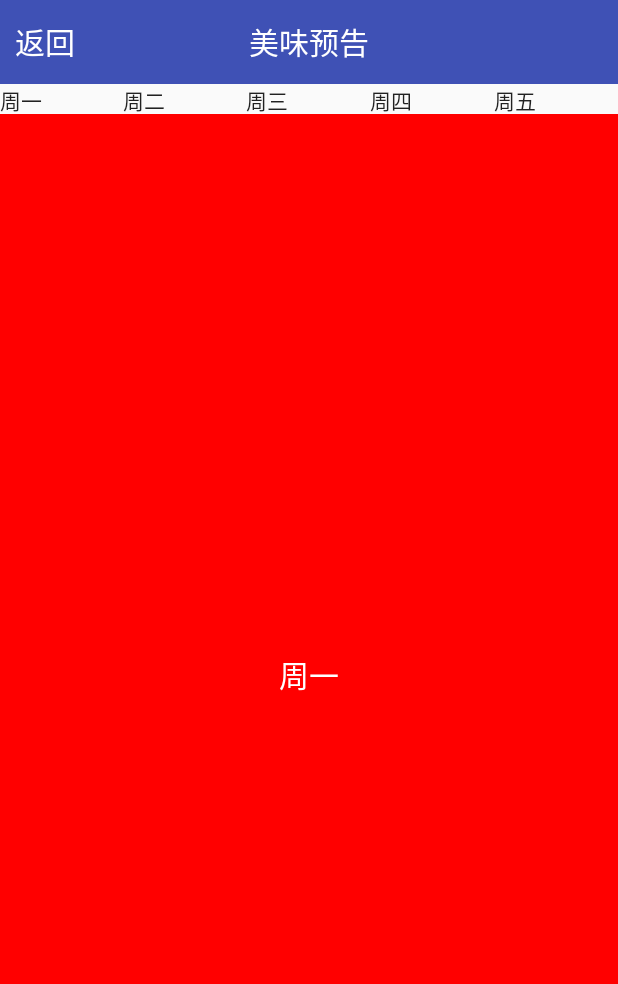
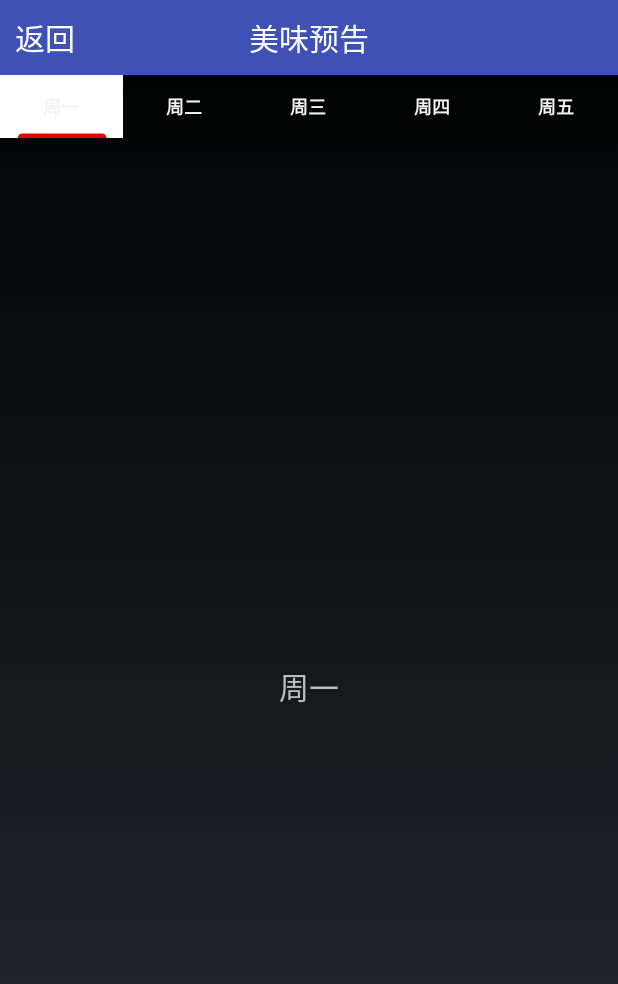
Before and after one commit to wutengfei/YaMi, an Android app: the PredictionActivity screen opened directly, with no data from a screen before it, on a phone screen of 412 x 824 dp. Shown: the top 984 px of the screen. Run offline under Robolectric (Android 15) with nearby library versions, the phone set to English and light mode, and no system bars.

Commit message:
预告页完成滑动指示器效果

```diff
--- a/android/app/build.gradle
+++ b/android/app/build.gradle
@@ -31,6 +31,6 @@ dependencies {
     compile "com.android.support:cardview-v7:23.2.1"
     testCompile 'junit:junit:4.12'
     compile project(':coverflow')
-    compile project(':viewPagerIndicatorLibrary')
-
+ //   compile project(':viewPagerIndicatorLibrary')
+    compile 'com.github.JakeWharton:ViewPagerIndicator:2.4.1'
 }
--- a/android/app/src/main/AndroidManifest.xml
+++ b/android/app/src/main/AndroidManifest.xml
@@ -11,15 +11,19 @@
         <activity
             android:name=".SplashActivity"
             android:theme="@style/SplashTheme">
+
+        </activity>
+        <activity android:name=".OrderActivity" />
+        <activity android:name=".MainActivity" >
             <intent-filter>
                 <action android:name="android.intent.action.MAIN" />
 
                 <category android:name="android.intent.category.LAUNCHER" />
             </intent-filter>
         </activity>
-        <activity android:name=".OrderActivity" />
-        <activity android:name=".MainActivity" />
-        <activity android:name=".PredictionActivity" />
+        <activity android:name=".PredictionActivity"
+            android:theme="@style/Theme.PageIndicatorDefaults"
+            />
         <activity android:name=".SureActivity"></activity>
     </application>
 
--- a/android/app/src/main/java/cn/org/bjca/yami/PredictionActivity.java
+++ b/android/app/src/main/java/cn/org/bjca/yami/PredictionActivity.java
@@ -7,6 +7,7 @@ import android.support.v4.app.FragmentPagerAdapter;
 import android.support.v4.view.ViewPager;
 import android.os.Bundle;
 import android.view.View;
+import android.view.Window;
 import android.widget.TextView;
 import android.widget.Toast;
 
@@ -26,14 +27,13 @@ public class PredictionActivity extends FragmentActivity implements
      */
     private static final String[] TITLE = new String[]{"周一", "周二", "周三", "周四",
             "周五"};
-    private ViewPager mViewPager;
-    private TabPageIndicator mIndicator;
+
 
     @Override
     protected void onCreate(Bundle savedInstanceState) {
         super.onCreate(savedInstanceState);
+        this.requestWindowFeature(Window.FEATURE_NO_TITLE);//去除标题栏
         setContentView(R.layout.activity_prediction);
-        // getSupportActionBar().hide();//隐藏标题栏
         initView();
 
     }
@@ -55,11 +55,11 @@ public class PredictionActivity extends FragmentActivity implements
 
         //ViewPager的adapter
         FragmentPagerAdapter adapter = new TabPageIndicatorAdapter(getSupportFragmentManager());
-        ViewPager pager = (ViewPager) findViewById(R.id.vp_menu_detail);
+        ViewPager pager = (ViewPager) findViewById(R.id.pager);
         pager.setAdapter(adapter);
 
         //实例化TabPageIndicator然后设置ViewPager与之关联
-        final TabPageIndicator indicator = (TabPageIndicator) findViewById(R.id.indicator);
+         TabPageIndicator indicator = (TabPageIndicator) findViewById(R.id.indicator);
         indicator.setViewPager(pager);
 
         //如果我们要对ViewPager设置监听，用indicator设置就行了
--- a/android/app/src/main/res/layout/activity_order.xml
+++ b/android/app/src/main/res/layout/activity_order.xml
@@ -8,7 +8,7 @@
     <cn.org.bjca.yami.view.CustomToolBar
         android:id="@+id/tool_bar"
         android:layout_width="match_parent"
-        android:layout_height="wrap_content"
+        android:layout_height="50dp"
         android:background="@color/colorPrimary"
         app:contentInsetStart="0dp">
 
--- a/android/app/src/main/res/layout/activity_prediction.xml
+++ b/android/app/src/main/res/layout/activity_prediction.xml
@@ -10,7 +10,8 @@
     <cn.org.bjca.yami.view.CustomToolBar
         android:id="@+id/tool_bar"
         android:layout_width="match_parent"
-        android:layout_height="wrap_content"
+        android:layout_height="50dp"
+
         android:background="@color/colorPrimary"
         app:contentInsetStart="0dp">
 
@@ -19,13 +20,14 @@
 
     <com.viewpagerindicator.TabPageIndicator
         android:id="@+id/indicator"
-        android:layout_width="match_parent"
-        android:layout_height="20dp"
+        android:layout_height="wrap_content"
+        android:layout_width="fill_parent"
+        />
+    <android.support.v4.view.ViewPager
+        android:id="@+id/pager"
+        android:layout_width="fill_parent"
+        android:layout_height="match_parent"
+
         />
 
-
-    <android.support.v4.view.ViewPager
-        android:id="@+id/vp_menu_detail"
-        android:layout_width="match_parent"
-        android:layout_height="match_parent" />
 </LinearLayout>
--- a/android/app/src/main/res/layout/activity_sure.xml
+++ b/android/app/src/main/res/layout/activity_sure.xml
@@ -8,7 +8,7 @@
     <cn.org.bjca.yami.view.CustomToolBar
         android:id="@+id/tool_bar"
         android:layout_width="match_parent"
-        android:layout_height="wrap_content"
+        android:layout_height="50dp"
         android:background="@color/colorPrimary"
         app:contentInsetStart="0dp">
 
--- a/android/app/src/main/res/layout/vpager_prediction.xml
+++ b/android/app/src/main/res/layout/vpager_prediction.xml
@@ -2,7 +2,7 @@
 <RelativeLayout xmlns:android="http://schemas.android.com/apk/res/android"
     android:layout_width="match_parent"
     android:layout_height="match_parent"
-    android:background="#ff0000">
+    >
 
     <TextView
         android:layout_width="wrap_content"
@@ -10,7 +10,7 @@
         android:layout_centerInParent="true"
         android:text="page1"
         android:id="@+id/textview"
-        android:textColor="#ffffff"
+
         android:textSize="20sp" />
 
 </RelativeLayout>
--- a/android/app/src/main/res/values/styles.xml
+++ b/android/app/src/main/res/values/styles.xml
@@ -12,4 +12,26 @@
         <item name="android:windowFullscreen">true</item>
     </style>
 
+    <style name="Theme.PageIndicatorDefaults" parent="android:Theme">
+        <item name="vpiIconPageIndicatorStyle">@style/Widget.IconPageIndicator</item>
+        <item name="vpiTabPageIndicatorStyle">@style/Widget.TabPageIndicator</item>
+
+
+    </style>
+
+    <style name="Widget.IconPageIndicator" parent="Widget">
+        <item name="android:layout_marginLeft">6dp</item>
+        <item name="android:layout_marginRight">6dp</item>
+    </style>
+    <style name="Widget.TabPageIndicator" parent="Widget">
+        <item name="android:gravity">center</item>
+        <item name="android:background">@drawable/vpi__tab_indicator</item>
+        <item name="android:paddingLeft">22dip</item>
+        <item name="android:paddingRight">22dip</item>
+        <item name="android:paddingTop">12dp</item>
+        <item name="android:paddingBottom">12dp</item>
+        <item name="android:textAppearance">@style/TextAppearance.TabPageIndicator</item>
+        <item name="android:textSize">12sp</item>
+        <item name="android:maxLines">1</item>
+    </style>
 </resources>
```
Also changed, not shown: android/app/src/main/res/values/attrs.xml (+13 -11 lines).
